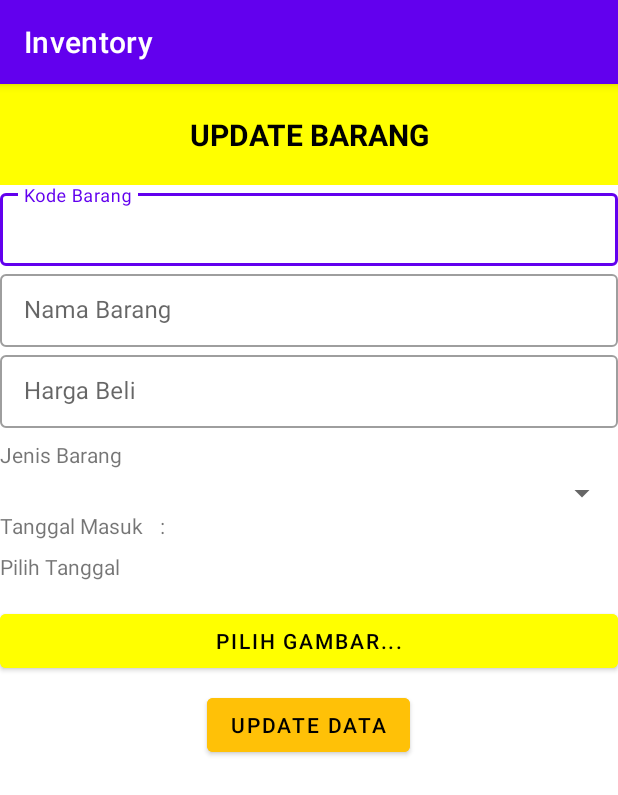
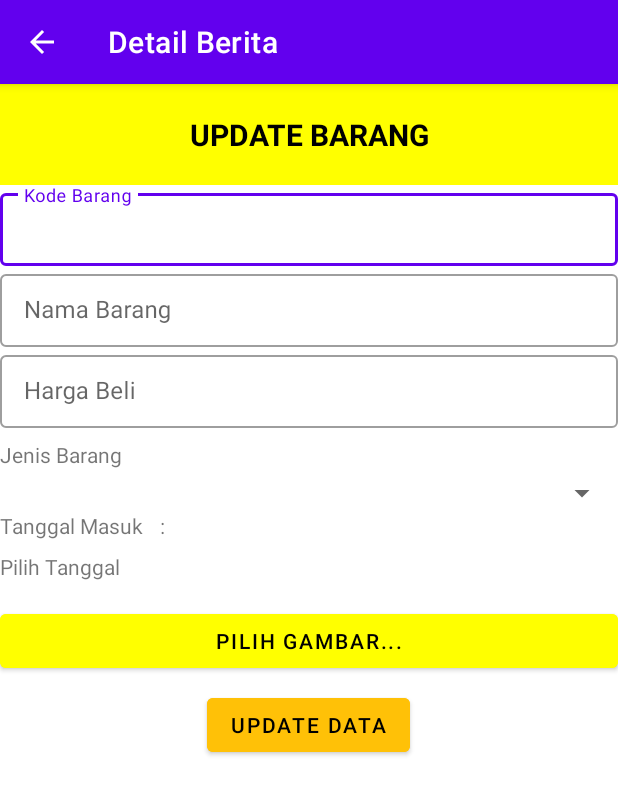
Before and after one commit to Miftakhul1412/Inventory, an Android app: the MainUpdateBarangActivity screen opened directly, with no data from a screen before it, on a phone screen of 412 x 824 dp. Shown: the top 795 px of the screen. Run offline under Robolectric (Android 15) with nearby library versions, the phone set to English and light mode, and no system bars.

Commit message:
perbaiki stok

```diff
--- a/app/src/main/java/com/miftavy/android/inventory/DetailBarangActivity.kt
+++ b/app/src/main/java/com/miftavy/android/inventory/DetailBarangActivity.kt
@@ -84,6 +84,12 @@ class DetailBarangActivity : BottomSheetDialogFragment() {
                 startActivity(this)
             }
         }
+//        view.findViewById<Button>(R.id.updateStok).setOnClickListener {
+//            Intent(requireActivity(), MainTambahStokActivity::class.java).apply {
+//                putExtra("data_barang", barangItem)
+//                startActivity(this)
+//            }
+//        }
     }
 
     companion object {
--- a/app/src/main/java/com/miftavy/android/inventory/MainUpdateBarangActivity.kt
+++ b/app/src/main/java/com/miftavy/android/inventory/MainUpdateBarangActivity.kt
@@ -2,6 +2,7 @@ package com.miftavy.android.inventory
 
 import android.R
 import android.os.Bundle
+import android.view.MenuItem
 import android.widget.ArrayAdapter
 import androidx.appcompat.app.AppCompatActivity
 import com.miftavy.android.inventory.databinding.ActivityMainUpdateBarangBinding
@@ -25,12 +26,21 @@ class MainUpdateBarangActivity : AppCompatActivity() {
         setContentView(binding.root)
 
 
+        //set title
+        supportActionBar?.title = "Detail Berita"
+        supportActionBar?.setDisplayHomeAsUpEnabled(true)
+
         val incomingData = intent.getParcelableExtra<DataBarangItem?>("data_barang")
 
         getListJenis(incomingData)
 
     }
-
+    override fun onOptionsItemSelected(item: MenuItem): Boolean {
+        when (item.itemId) {
+            android.R.id.home -> onBackPressed()
+        }
+        return super.onOptionsItemSelected(item)
+    }
     private fun setToUI(incomingData: DataBarangItem?) {
         binding.kodeBarang.setText(incomingData?.kodeBarang)
         binding.datePicker.text = incomingData?.tanggalMasuk
--- a/app/src/main/java/com/miftavy/android/inventory/network/Network.kt
+++ b/app/src/main/java/com/miftavy/android/inventory/network/Network.kt
@@ -7,7 +7,7 @@ import retrofit2.converter.gson.GsonConverterFactory
 import java.util.concurrent.TimeUnit
 
 class Network {
-    val BASE_URL: String = "http://192.168.43.99/laravel-inventaris/public/"
+    val BASE_URL: String = "http://192.168.44.251/laravel-inventaris/public/"
     private fun setOkHttp(): OkHttpClient {
         val interceptor = HttpLoggingInterceptor().setLevel(
             HttpLoggingInterceptor.Level.BASIC
--- a/app/src/main/res/layout/activity_main_tambah_stok.xml
+++ b/app/src/main/res/layout/activity_main_tambah_stok.xml
@@ -33,6 +33,7 @@
             android:inputType="text" />
     </com.google.android.material.textfield.TextInputLayout>
 
+
     <com.google.android.material.textfield.TextInputLayout
         style="@style/Widget.MaterialComponents.TextInputLayout.OutlinedBox.Dense"
         android:layout_width="match_parent"
@@ -61,11 +62,12 @@
             android:inputType="number" />
 
     </com.google.android.material.textfield.TextInputLayout>
+
     <TextView
         android:layout_width="match_parent"
         android:layout_height="wrap_content"
         android:layout_marginTop="8dp"
-        android:text="Jenis Barang" />
+        android:text="Kode Barang" />
     <Spinner
         android:id="@+id/kodeBarang"
         android:layout_width="match_parent"
```
Also changed, not shown: app/src/main/AndroidManifest.xml (+7 -10 lines), app/src/main/java/com/miftavy/android/inventory/ListBarangActivity.kt (+11 -1 lines), app/src/main/java/com/miftavy/android/inventory/MainTambahStokActivity.kt (+8 -8 lines), app/src/main/java/com/miftavy/android/inventory/MainUpdateStokAvtivity.kt (added, +11 -0 lines), app/src/main/res/layout/activity_main_update_stok_avtivity.xml (added, +9 -0 lines).
